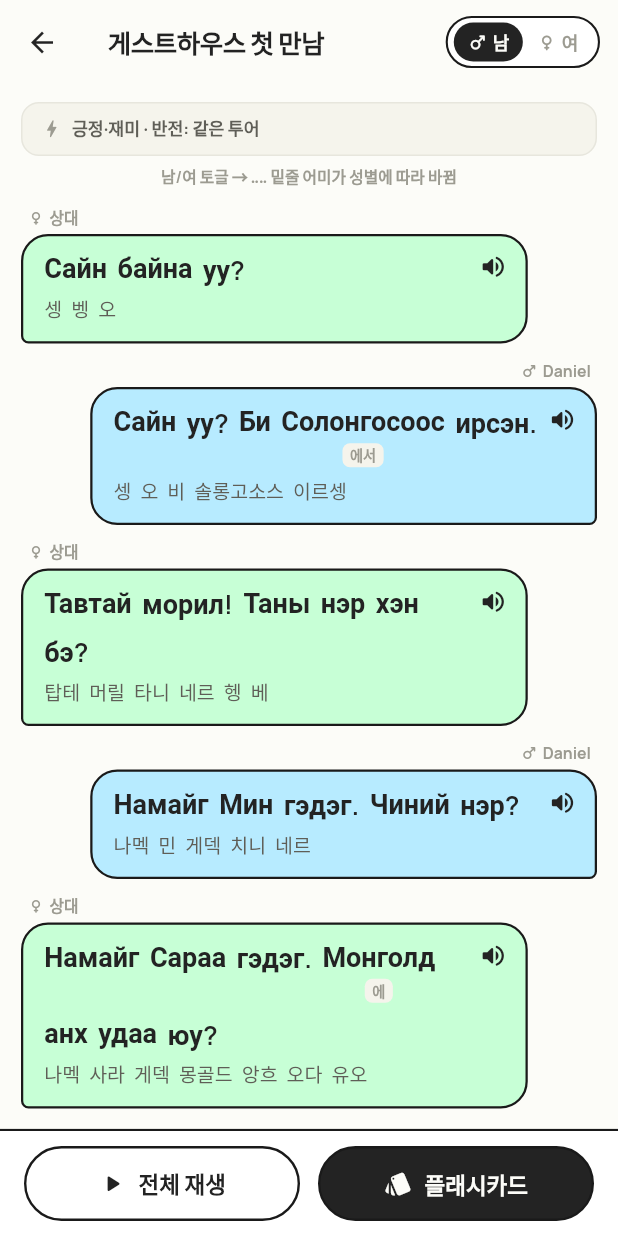
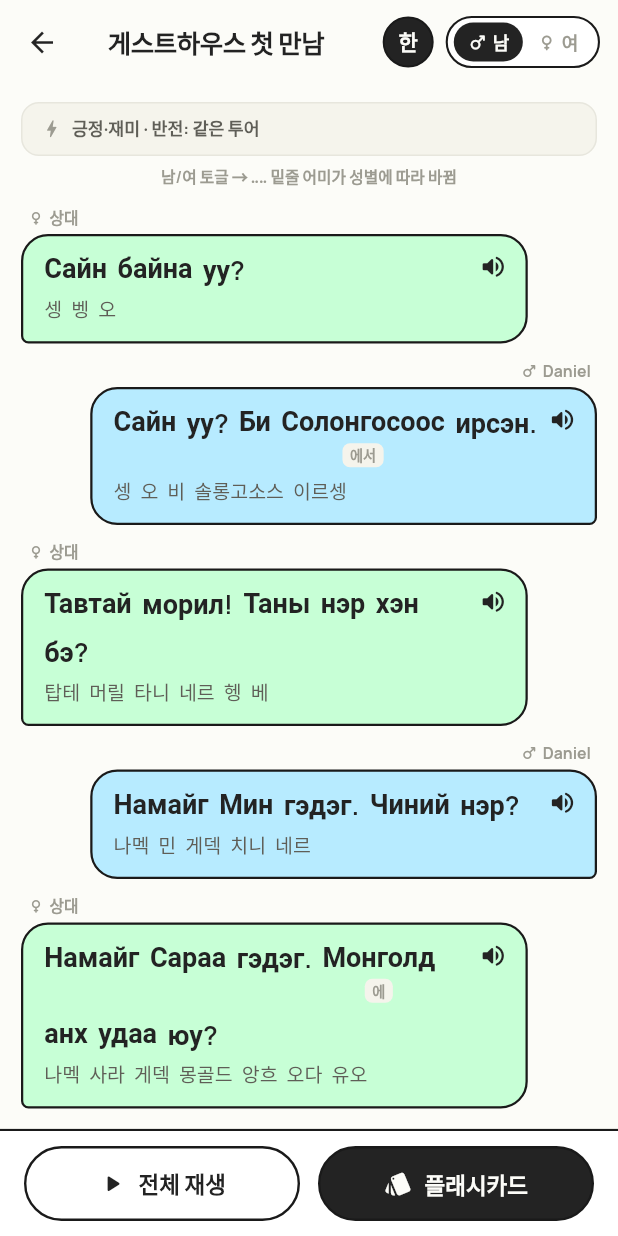
Before and after one commit to talkverselab/talkverse-mn, a Flutter app: the DialogueChatScreen screen opened directly with sample values from the repository, on a phone screen of 412 x 824 dp. Run offline on Flutter 3.47's test engine with Material 3 defaults, Android fonts, the phone set to English and light mode, and no system bars; our stand-ins replace audioplayers, google_fonts, shared_preferences; accounts and stored records are empty.

Commit message:
feat: 한글독음 전역 토글 (chinese-universe 패턴 이식)
- DisplaySettings.showReading (SharedPreferences 영속) + 앱바 [한] 원형 토글
- 적용: SentenceReading(색칠 독음 줄) · 여행/데이팅 문장 카드 독음(pron)
- 토글 배치: 다이얼로그 챗 · 플래시카드 세션 · 여행 문장

Co-Authored-By: Claude Fable 5 <noreply@anthropic.com>
Claude-Session: https://claude.ai/code/session_01XKRgLyWnY1QB9HVjNm5e6h

```diff
--- /dev/null
+++ b/app/lib/core/display_settings.dart
@@ -0,0 +1,58 @@
+import 'package:flutter/material.dart';
+import 'package:shared_preferences/shared_preferences.dart';
+
+import '../theme/app_colors.dart';
+import '../theme/app_typography.dart';
+
+/// 전역 표시 설정. SentenceText/Reading 가 구독해 즉시 반영.
+class DisplaySettings {
+  DisplaySettings._();
+
+  /// 한글 독음 줄 표시 여부 — 모든 메뉴 공용, 영구 저장 (zh 앱 패턴).
+  static final ValueNotifier<bool> showReading = ValueNotifier<bool>(true);
+
+  static const _readingKey = 'show_ko_reading';
+
+  /// 앱 시작 시 1회 로드.
+  static Future<void> load() async {
+    final p = await SharedPreferences.getInstance();
+    showReading.value = p.getBool(_readingKey) ?? true;
+  }
+
+  static Future<void> toggleReading() async {
+    showReading.value = !showReading.value;
+    final p = await SharedPreferences.getInstance();
+    await p.setBool(_readingKey, showReading.value);
+  }
+
+}
+
+/// 앱바용 한글독음 토글 (악센트 토글과 같은 원형 버튼 스타일).
+class ReadingToggleAction extends StatelessWidget {
+  const ReadingToggleAction({super.key});
+
+  @override
+  Widget build(BuildContext context) {
+    return ValueListenableBuilder<bool>(
+      valueListenable: DisplaySettings.showReading,
+      builder: (context, on, _) => GestureDetector(
+        onTap: DisplaySettings.toggleReading,
+        child: Container(
+          margin: const EdgeInsets.only(right: 8),
+          width: 34,
+          height: 34,
+          alignment: Alignment.center,
+          decoration: BoxDecoration(
+            color: on ? AppColors.ink : AppColors.surface,
+            shape: BoxShape.circle,
+            border: Border.all(color: AppColors.outline, width: 1.4),
+          ),
+          child: Text('한',
+              style: AppType.sans(14,
+                  weight: FontWeight.w800,
+                  color: on ? AppColors.inkOnDark : AppColors.inkFaint)),
+        ),
+      ),
+    );
+  }
+}
--- a/app/lib/main.dart
+++ b/app/lib/main.dart
@@ -1,6 +1,7 @@
 import 'package:flutter/material.dart';
 
 import 'theme/app_theme.dart';
+import 'core/display_settings.dart';
 import 'data/db/app_database.dart';
 import 'screens/main_screen.dart';
 
@@ -9,6 +10,7 @@ late final AppDatabase appDb;
 void main() async {
   WidgetsFlutterBinding.ensureInitialized();
   appDb = AppDatabase();
+  await DisplaySettings.load();
   runApp(const MongolianUniverseApp());
 }
 
--- a/app/lib/screens/conversation/dialogue_chat_screen.dart
+++ b/app/lib/screens/conversation/dialogue_chat_screen.dart
@@ -1,5 +1,6 @@
 import 'package:flutter/material.dart';
 
+import '../../core/display_settings.dart';
 import '../../domain/models/dialogue.dart';
 import '../../domain/models/flashcard.dart';
 import '../../services/tts_service.dart';
@@ -122,6 +123,7 @@ class _DialogueChatScreenState extends State<DialogueChatScreen> {
       appBar: AppBar(
         title: Text(d.title, style: AppType.serif(17)),
         actions: [
+          const ReadingToggleAction(),
           Padding(
             padding: const EdgeInsets.only(right: 12),
             child: _GenderToggle(
--- a/app/lib/screens/conversation/flashcard_session_screen.dart
+++ b/app/lib/screens/conversation/flashcard_session_screen.dart
@@ -2,6 +2,7 @@ import 'dart:math' as math;
 
 import 'package:flutter/material.dart';
 
+import '../../core/display_settings.dart';
 import '../../domain/models/flashcard.dart';
 import '../../services/tts_service.dart';
 import '../../theme/app_colors.dart';
@@ -78,6 +79,7 @@ class _FlashcardSessionScreenState extends State<FlashcardSessionScreen>
       appBar: AppBar(
         title: Text(widget.title, style: AppType.serif(18)),
         actions: [
+          const ReadingToggleAction(),
           IconButton(
             icon: const Icon(Icons.shuffle_rounded),
             tooltip: '섞기',
--- a/app/lib/widgets/sentence_view.dart
+++ b/app/lib/widgets/sentence_view.dart
@@ -1,5 +1,6 @@
 import 'package:flutter/material.dart';
 
+import '../core/display_settings.dart';
 import '../domain/models/sentence.dart';
 import '../services/tts_service.dart';
 import '../theme/app_colors.dart';
@@ -88,6 +89,16 @@ class SentenceReading extends StatelessWidget {
 
   @override
   Widget build(BuildContext context) {
+    return ValueListenableBuilder<bool>(
+      valueListenable: DisplaySettings.showReading,
+      builder: (context, on, _) {
+        if (!on) return const SizedBox.shrink();
+        return _readingWrap();
+      },
+    );
+  }
+
+  Widget _readingWrap() {
     return Wrap(
       spacing: 6,
       runSpacing: 4,
```
Also changed, not shown: app/lib/screens/travel/travel_phrase_screen.dart (+17 -2 lines).
